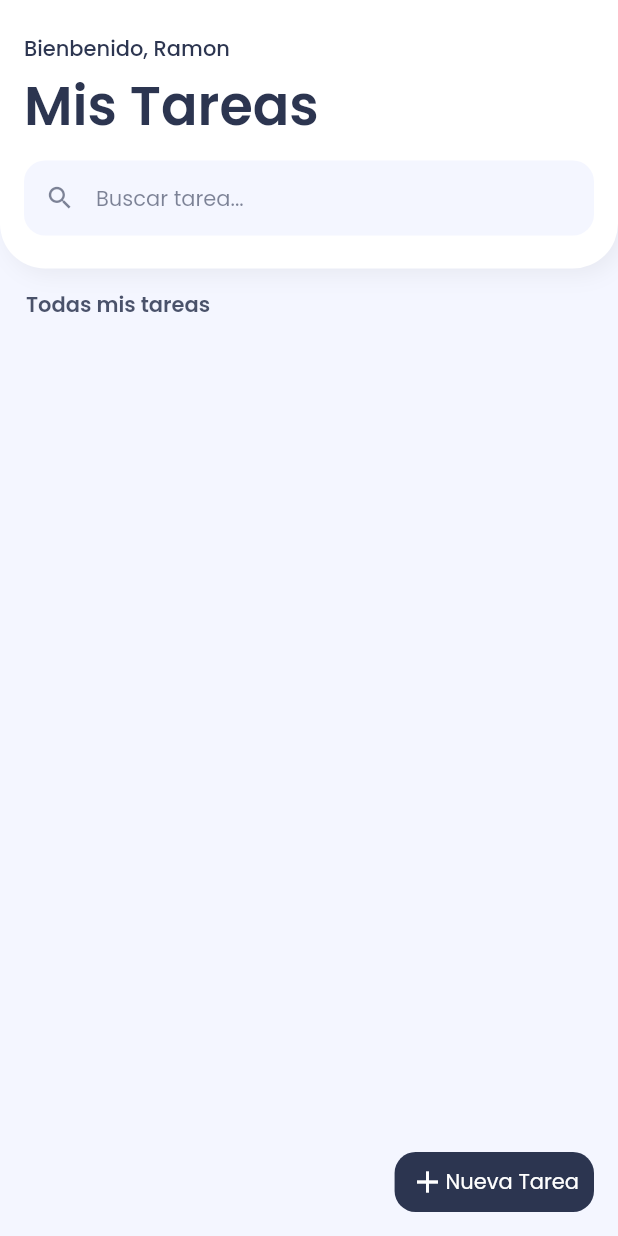
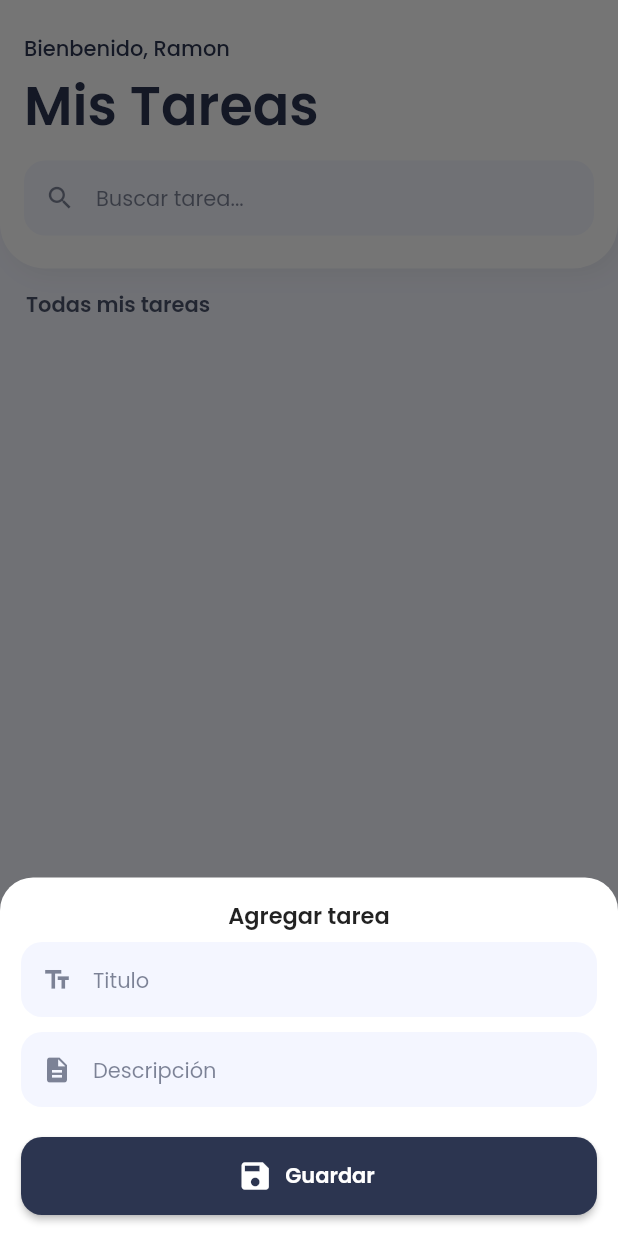
Before and after one commit to Kzz-Josh/tasks, a Flutter app: the screen it shows after launch, after a tap on "Nueva Tarea", on a phone screen of 412 x 824 dp. Run offline on Flutter 3.47's test engine with Material 2 defaults, Android fonts, the phone set to English and light mode, and no system bars; our stand-ins replace cloud_firestore, firebase_core, google_fonts; accounts and stored records are empty.

Commit message:
Formulario de registro 1

```diff
--- a/lib/pages/home_page.dart
+++ b/lib/pages/home_page.dart
@@ -4,20 +4,67 @@ import 'package:flutter/material.dart';
 import 'package:tasks/models/task_model.dart';
 
 import 'package:tasks/ui/general/colors.dart';
+import 'package:tasks/ui/widgets/button_normal_widget.dart';
 import 'package:tasks/ui/widgets/general.widgets.dart';
 import 'package:tasks/ui/widgets/item_task_widget.dart';
-import 'package:tasks/ui/widgets/textfield_search_widget.dart';
+import 'package:tasks/ui/widgets/textfield_normal_widget.dart';
 
 class HomePage extends StatelessWidget {
   CollectionReference tasksReference =
       FirebaseFirestore.instance.collection('tasks');
+
+  showTaskForm(BuildContext context) {
+    showModalBottomSheet(
+      context: context,
+      backgroundColor: Colors.transparent,
+      builder: (BuildContext context) {
+        return Container(
+          padding: EdgeInsets.all(14.0),
+          decoration: BoxDecoration(
+            color: Colors.white,
+            borderRadius: BorderRadius.only(
+              topLeft: Radius.circular(22.0),
+              topRight: Radius.circular(22.0),
+            ),
+          ),
+          child: Column(
+            mainAxisSize: MainAxisSize.min,
+            children: [
+              Text(
+                "Agregar tarea",
+                style: TextStyle(
+                  fontWeight: FontWeight.w600,
+                  fontSize: 15.0,
+                ),
+              ),
+              divider6(),
+              TextFieldNormalWidget(
+                hintText: "Titulo",
+                icon: Icons.text_fields,
+              ),
+              divider10(),
+              TextFieldNormalWidget(
+                hintText: "Descripción",
+                icon: Icons.description,
+              ),
+              divider10(),
+              divider10(),
+              ButtonNormalWidget(),
+            ],
+          ),
+        );
+      },
+    );
+  }
 
   @override
   Widget build(BuildContext context) {
     return Scaffold(
       backgroundColor: kBrandSecondaryColor,
       floatingActionButton: InkWell(
-        onTap: () {},
+        onTap: () {
+          showTaskForm(context);
+        },
         borderRadius: BorderRadius.circular(14.0),
         child: Container(
           padding: const EdgeInsets.symmetric(horizontal: 10.0, vertical: 8.0),
@@ -83,7 +130,10 @@ class HomePage extends StatelessWidget {
                       ),
                     ),
                     divider10(),
-                    TextFieldSearchWidget(),
+                    TextFieldNormalWidget(
+                      icon: Icons.search,
+                      hintText: "Buscar tarea...",
+                    ),
                   ],
                 ),
               ),
--- /dev/null
+++ b/lib/ui/widgets/button_normal_widget.dart
@@ -0,0 +1,30 @@
+import 'package:flutter/material.dart';
+import 'package:tasks/ui/general/colors.dart';
+
+class ButtonNormalWidget extends StatelessWidget {
+  const ButtonNormalWidget({super.key});
+
+  @override
+  Widget build(BuildContext context) {
+    return SizedBox(
+      height: 52.0,
+      width: double.infinity,
+      child: ElevatedButton.icon(
+        onPressed: () {},
+        style: ElevatedButton.styleFrom(
+          primary: kBrandPrimaryColor,
+          shape: RoundedRectangleBorder(
+            borderRadius: BorderRadius.circular(14.0),
+          ),
+        ),
+        icon: Icon(Icons.save),
+        label: Text(
+          "Guardar",
+          style: TextStyle(
+            fontWeight: FontWeight.w600,
+          ),
+        ),
+      ),
+    );
+  }
+}
--- a/lib/ui/widgets/textfield_search_widget.dart
+++ b/lib/ui/widgets/textfield_normal_widget.dart
@@ -2,8 +2,14 @@ import 'package:flutter/material.dart';
 
 import '../general/colors.dart';
 
-class TextFieldSearchWidget extends StatelessWidget {
-  const TextFieldSearchWidget({super.key});
+class TextFieldNormalWidget extends StatelessWidget {
+  String hintText;
+  IconData icon;
+
+  TextFieldNormalWidget({
+    required this.hintText,
+    required this.icon,
+  });
 
   @override
   Widget build(BuildContext context) {
@@ -11,11 +17,11 @@ class TextFieldSearchWidget extends StatelessWidget {
       decoration: InputDecoration(
         contentPadding: EdgeInsets.symmetric(horizontal: 12.0, vertical: 14.0),
         prefixIcon: Icon(
-          Icons.search,
+          icon,
           size: 20.0,
           color: kBrandPrimaryColor.withOpacity(0.6),
         ),
-        hintText: "Buscar tarea...",
+        hintText: hintText,
         hintStyle: TextStyle(
           fontSize: 14.0,
           color: kBrandPrimaryColor.withOpacity(0.6),
```
